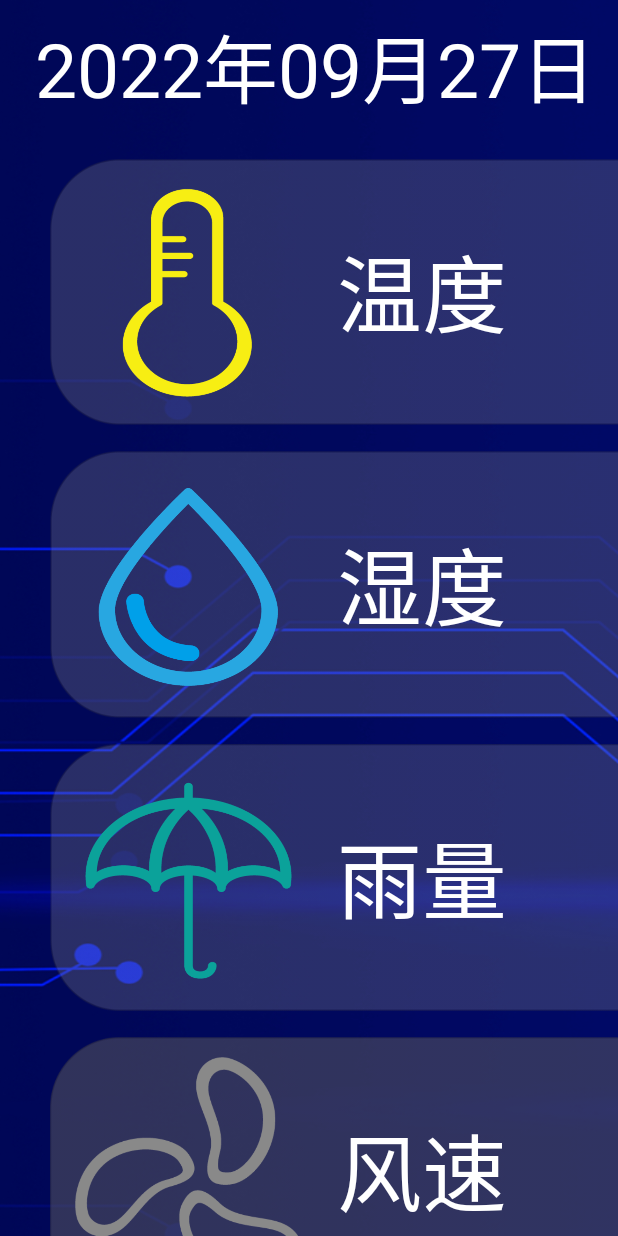
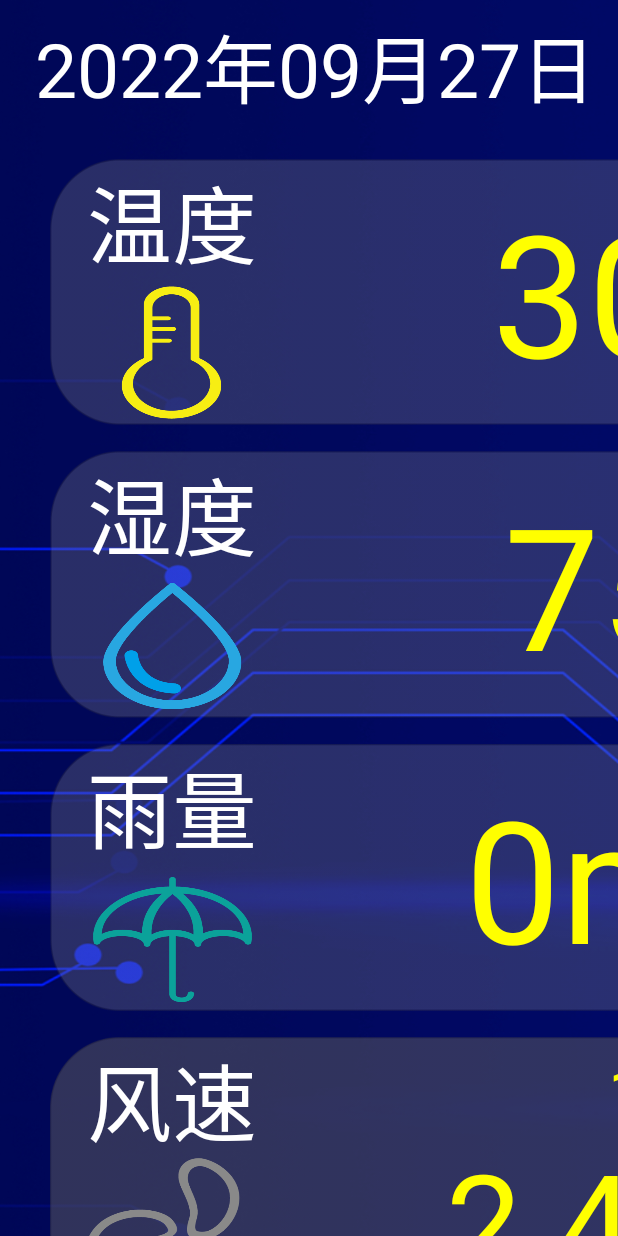
Before and after one commit to Ai-duo/AppEasy, an Android app: the screen it shows after launch (MainActivity), on a phone screen of 412 x 824 dp. Run offline under Robolectric (Android 15) with nearby library versions, the phone set to English and light mode, and no system bars; our stand-ins replace EventBus; Roboto replaces fonts that are not available here; 1 statement that could not run was skipped.

Commit message:
新六要素

```diff
--- a/app/src/main/java/com/kd/appeasy/Elements.java
+++ b/app/src/main/java/com/kd/appeasy/Elements.java
@@ -22,6 +22,7 @@
     String wea;
     String bright;
     int index;
+
     public Elements(String date, String time, String wd, String sd, String fx, String fs, String js, String qy, String njd, String wea, String bright, int index) {
         this.date = date;
         this.time = time;
@@ -37,7 +38,7 @@
         this.index = index;
 
     }
-
+   public String fsdj = "1级";
     public Elements(String wd, String sd, String fx, String fs, String js, String qy) {
         this.wd = wd + "℃";
         this.sd = sd + "%";
@@ -45,6 +46,11 @@
         this.fs = fs + "m/s";
         this.js = js + "mm";
         this.qy = qy + "hPa";
+        float dj = Float.valueOf(fs);
+        if(dj>=1.5){
+           int d =  (int)Math.ceil(dj/1.5);
+          fsdj = d+"级";
+        }
     }
 
     @Override
--- a/app/src/main/java/com/kd/appeasy/MainActivity.java
+++ b/app/src/main/java/com/kd/appeasy/MainActivity.java
@@ -18,7 +18,7 @@
 
 public class MainActivity extends AppCompatActivity {
     Typeface fontFace;
-    TextView time, wd, sd, js, fs, fx, qy;
+    TextView time, wd, sd, js, fs, fx, qy,fsdj;
     MarqueeView wea;
     String info = "金华市气象台2022年09月09日16时发布的天气预报：今天傍晚到夜里多云；明天多云；后天多云到阴。偏东风2～3级；明天早晨最低温度21～23℃，与今天相比偏低1～2℃，明天白天最高温度32～34℃，与今天相比基本持平，后天早晨最低温度20～22℃，后天白天最高温度31～33℃。";
     @Override
@@ -44,6 +44,7 @@
         fx = findViewById(R.id.fx);
         fs = findViewById(R.id.fs);
         qy = findViewById(R.id.qy);
+        fsdj = findViewById(R.id.fsj);
         wea = findViewById(R.id.weatherinfo);
         wea.getPaint().setTypeface(fontFace);
     }
@@ -56,6 +57,7 @@
         fs.setText(elements.fs);
         fx.setText(elements.fx);
         qy.setText(elements.qy);
+        fsdj.setText(elements.fsdj);
     }
     @Subscribe(threadMode = ThreadMode.MAIN)
     public void getWea(String weainfo) {
--- a/app/src/main/res/layout/activity_main.xml
+++ b/app/src/main/res/layout/activity_main.xml
@@ -33,31 +33,40 @@
         android:background="@drawable/b1"
         android:orientation="horizontal">
 
-        <ImageView
+        <LinearLayout
             android:layout_width="0px"
             android:layout_height="match_parent"
-            android:layout_marginLeft="@dimen/iamgepaddingRight"
-            android:layout_marginRight="@dimen/iamgepaddingLeft"
-            android:layout_marginTop="@dimen/iamgepaddingTop"
-            android:layout_marginBottom="@dimen/iamgepaddingBottom"
-            android:layout_weight="1.2"
-            android:scaleType="fitXY"
-            android:src="@drawable/wd" />
+            android:layout_weight="1"
+            android:orientation="vertical">
 
             <TextView
-            android:layout_width="0px"
-            android:layout_height="match_parent"
+                android:layout_width="match_parent"
+                android:layout_height="0px"
                 android:layout_weight="1"
                 android:gravity="center"
                 android:text="温度"
                 android:textColor="#fff"
                 android:textSize="@dimen/textsize" />
 
+            <ImageView
+                android:layout_width="match_parent"
+                android:layout_height="0px"
+                android:layout_marginLeft="@dimen/iamgepaddingRight"
+                android:layout_marginTop="@dimen/iamgepaddingTop"
+                android:layout_marginRight="@dimen/iamgepaddingLeft"
+                android:layout_marginBottom="@dimen/iamgepaddingBottom"
+                android:layout_weight="1.2"
+                android:scaleType="fitXY"
+                android:src="@drawable/wd" />
+
+
+        </LinearLayout>
+
         <TextView
             android:id="@+id/wd"
             android:layout_width="0px"
             android:layout_height="match_parent"
-            android:layout_weight="2.7"
+            android:layout_weight="3"
             android:gravity="center"
             android:text="30℃"
             android:textColor="#ff0"
@@ -79,32 +88,40 @@
         android:background="@drawable/b2"
         android:orientation="horizontal">
 
-        <ImageView
+        <LinearLayout
             android:layout_width="0px"
             android:layout_height="match_parent"
+            android:layout_weight="1"
+            android:orientation="vertical">
+
+            <TextView
+                android:layout_width="match_parent"
+                android:layout_height="0px"
+                android:layout_weight="1"
+                android:gravity="center"
+                android:text="湿度"
+                android:textColor="#fff"
+                android:textSize="@dimen/textsize" />
+
+            <ImageView
+                android:layout_width="match_parent"
+                android:layout_height="0px"
                 android:layout_marginLeft="@dimen/iamgepaddingRight"
+                android:layout_marginTop="@dimen/iamgepaddingTop"
                 android:layout_marginRight="@dimen/iamgepaddingLeft"
-            android:layout_marginTop="@dimen/iamgepaddingTop"
                 android:layout_marginBottom="@dimen/iamgepaddingBottom"
                 android:layout_weight="1.2"
                 android:background="@drawable/sd"
                 android:scaleType="fitXY"
                 android:src="@drawable/sd" />
 
-        <TextView
-            android:layout_width="0px"
-            android:layout_height="match_parent"
-            android:layout_weight="1"
-            android:gravity="center"
-            android:text="湿度"
-            android:textColor="#fff"
-            android:textSize="@dimen/textsize" />
+        </LinearLayout>
 
         <TextView
             android:id="@+id/sd"
             android:layout_width="0px"
             android:layout_height="match_parent"
-            android:layout_weight="2.7"
+            android:layout_weight="3"
             android:gravity="center"
             android:text="75%"
             android:textColor="#ff0"
@@ -125,31 +142,39 @@
         android:background="@drawable/b3"
         android:orientation="horizontal">
 
-        <ImageView
+        <LinearLayout
             android:layout_width="0px"
             android:layout_height="match_parent"
-            android:layout_marginLeft="@dimen/iamgepaddingRight"
-            android:layout_marginRight="@dimen/iamgepaddingLeft"
-            android:layout_marginTop="@dimen/iamgepaddingTop"
-            android:layout_marginBottom="@dimen/iamgepaddingBottom"
-            android:layout_weight="1.2"
-            android:scaleType="fitXY"
-            android:src="@drawable/js" />
+            android:layout_weight="1"
+            android:orientation="vertical">
 
             <TextView
-            android:layout_width="0px"
-            android:layout_height="match_parent"
+                android:layout_width="match_parent"
+                android:layout_height="0px"
                 android:layout_weight="1"
                 android:gravity="center"
                 android:text="雨量"
                 android:textColor="#fff"
                 android:textSize="@dimen/textsize" />
 
+            <ImageView
+                android:layout_width="match_parent"
+                android:layout_height="0px"
+                android:layout_marginLeft="@dimen/iamgepaddingRight"
+                android:layout_marginTop="@dimen/iamgepaddingTop"
+                android:layout_marginRight="@dimen/iamgepaddingLeft"
+                android:layout_marginBottom="@dimen/iamgepaddingBottom"
+                android:layout_weight="1.2"
+                android:scaleType="fitXY"
+                android:src="@drawable/js" />
+
+        </LinearLayout>
+
         <TextView
             android:id="@+id/js"
             android:layout_width="0px"
             android:layout_height="match_parent"
-            android:layout_weight="2.7"
+            android:layout_weight="3"
             android:gravity="center"
             android:text="0mm"
             android:textColor="#ff0"
@@ -170,35 +195,60 @@
         android:background="@drawable/b4"
         android:orientation="horizontal">
 
-        <ImageView
+        <LinearLayout
             android:layout_width="0px"
             android:layout_height="match_parent"
-            android:layout_marginLeft="@dimen/iamgepaddingRight"
-            android:layout_marginRight="@dimen/iamgepaddingLeft"
-            android:layout_marginTop="@dimen/iamgepaddingTop"
-            android:layout_marginBottom="@dimen/iamgepaddingBottom"
-            android:layout_weight="1.2"
-            android:scaleType="fitXY"
-            android:src="@drawable/fs" />
+            android:layout_weight="1"
+            android:orientation="vertical">
 
             <TextView
-            android:layout_width="0px"
-            android:layout_height="match_parent"
+                android:layout_width="match_parent"
+                android:layout_height="0px"
                 android:layout_weight="1"
                 android:gravity="center"
                 android:text="风速"
                 android:textColor="#fff"
                 android:textSize="@dimen/textsize" />
 
+            <ImageView
+                android:layout_width="match_parent"
+                android:layout_height="0px"
+                android:layout_marginLeft="@dimen/iamgepaddingRight"
+                android:layout_marginTop="@dimen/iamgepaddingTop"
+                android:layout_marginRight="@dimen/iamgepaddingLeft"
+                android:layout_marginBottom="@dimen/iamgepaddingBottom"
+                android:layout_weight="1.2"
+                android:scaleType="fitXY"
+                android:src="@drawable/fs" />
+
+        </LinearLayout>
+
+        <LinearLayout
+            android:layout_width="0px"
+            android:layout_height="match_parent"
+            android:layout_weight="3"
+            android:orientation="vertical">
+
+            <TextView
+                android:id="@+id/fsj"
+                android:layout_width="match_parent"
+                android:layout_height="0px"
+                android:layout_weight="1.6"
+                android:gravity="center"
+                android:text="1级"
+                android:textColor="#ff0"
+                android:textSize="70px" />
+
             <TextView
                 android:id="@+id/fs"
-            android:layout_width="0px"
-            android:layout_height="match_parent"
-            android:layout_weight="2.7"
+                android:layout_width="match_parent"
+                android:layout_height="0px"
+                android:layout_weight="3"
                 android:gravity="center"
                 android:text="2.4m/s"
                 android:textColor="#ff0"
-            android:textSize="@dimen/maxsize" />
+                android:textSize="@dimen/otextsize" />
+        </LinearLayout>
     </LinearLayout>
 
     <TextView
@@ -215,35 +265,43 @@
         android:background="@drawable/b5"
         android:orientation="horizontal">
 
-        <ImageView
+        <LinearLayout
             android:layout_width="0px"
             android:layout_height="match_parent"
-            android:layout_marginLeft="@dimen/iamgepaddingRight"
-            android:layout_marginRight="@dimen/iamgepaddingLeft"
-            android:layout_marginTop="@dimen/iamgepaddingTop"
-            android:layout_marginBottom="@dimen/iamgepaddingBottom"
-            android:layout_weight="1.2"
-            android:scaleType="fitXY"
-            android:src="@drawable/fx" />
+            android:layout_weight="1"
+            android:orientation="vertical">
 
             <TextView
-            android:layout_width="0px"
-            android:layout_height="match_parent"
+                android:layout_width="match_parent"
+                android:layout_height="0px"
                 android:layout_weight="1"
                 android:gravity="center"
                 android:text="风向"
                 android:textColor="#fff"
                 android:textSize="@dimen/textsize" />
 
+            <ImageView
+                android:layout_width="match_parent"
+                android:layout_height="0px"
+                android:layout_marginLeft="@dimen/iamgepaddingRight"
+                android:layout_marginTop="@dimen/iamgepaddingTop"
+                android:layout_marginRight="@dimen/iamgepaddingLeft"
+                android:layout_marginBottom="@dimen/iamgepaddingBottom"
+                android:layout_weight="1.2"
+                android:scaleType="fitXY"
+                android:src="@drawable/fx" />
+
+        </LinearLayout>
+
         <TextView
             android:id="@+id/fx"
             android:layout_width="0px"
             android:layout_height="match_parent"
-            android:layout_weight="2.7"
+            android:layout_weight="3"
             android:gravity="center"
             android:text="东偏南风"
             android:textColor="#ff0"
-            android:textSize="@dimen/textsize" />
+            android:textSize="@dimen/otextsize" />
     </LinearLayout>
 
     <TextView
@@ -260,36 +318,44 @@
         android:background="@drawable/b6"
         android:orientation="horizontal">
 
-        <ImageView
-
+        <LinearLayout
             android:layout_width="0px"
             android:layout_height="match_parent"
-            android:layout_marginLeft="@dimen/iamgepaddingRight"
-            android:layout_marginRight="@dimen/iamgepaddingLeft"
-            android:layout_marginTop="@dimen/iamgepaddingTop"
-            android:layout_marginBottom="@dimen/iamgepaddingBottom"
-            android:layout_weight="1.2"
-            android:scaleType="fitXY"
-            android:src="@drawable/qy" />
+            android:layout_weight="1"
+            android:orientation="vertical">
 
             <TextView
-            android:layout_width="0px"
-            android:layout_height="match_parent"
+                android:layout_width="match_parent"
+                android:layout_height="0px"
                 android:layout_weight="1"
                 android:gravity="center"
                 android:text="气压"
                 android:textColor="#fff"
                 android:textSize="@dimen/textsize" />
 
+            <ImageView
+
+                android:layout_width="match_parent"
+                android:layout_height="0px"
+                android:layout_marginLeft="@dimen/iamgepaddingRight"
+                android:layout_marginTop="@dimen/iamgepaddingTop"
+                android:layout_marginRight="@dimen/iamgepaddingLeft"
+                android:layout_marginBottom="@dimen/iamgepaddingBottom"
+                android:layout_weight="1.2"
+                android:scaleType="fitXY"
+                android:src="@drawable/qy" />
+        </LinearLayout>
+
+
         <TextView
             android:id="@+id/qy"
             android:layout_width="0px"
             android:layout_height="match_parent"
-            android:layout_weight="2.7"
+            android:layout_weight="3"
             android:gravity="center"
             android:text="1109hpa"
             android:textColor="#ff0"
-            android:textSize="@dimen/textsize" />
+            android:textSize="@dimen/otextsize" />
     </LinearLayout>
 
     <TextView
@@ -298,13 +364,13 @@
         android:layout_weight="0.2" />
 
     <com.kd.appeasy.MarqueeView
-        android:visibility="gone"
         android:id="@+id/weatherinfo"
         android:layout_width="match_parent"
         android:layout_height="0px"
         android:layout_weight="1"
         android:background="@drawable/ybb"
         android:gravity="center"
+        android:visibility="gone"
         app:marqueeview_repet_type="repet_interval"
         app:marqueeview_text_color="#fff"
         app:marqueeview_text_distance="100"
--- a/app/src/main/res/values/strings.xml
+++ b/app/src/main/res/values/strings.xml
@@ -3,9 +3,10 @@
     <dimen name="paddingleft">50px</dimen>
     <dimen name="paddingright">50px</dimen>
     <dimen name="textsize">85px</dimen>
-    <dimen name="maxsize">90px</dimen>
-    <dimen name="iamgepaddingLeft">25px</dimen>
-    <dimen name="iamgepaddingRight">25px</dimen>
-    <dimen name="iamgepaddingTop">20px</dimen>
-    <dimen name="iamgepaddingBottom">20px</dimen>
+    <dimen name="otextsize">135px</dimen>
+    <dimen name="maxsize">170px</dimen>
+    <dimen name="iamgepaddingLeft">35px</dimen>
+    <dimen name="iamgepaddingRight">35px</dimen>
+    <dimen name="iamgepaddingTop">1px</dimen>
+    <dimen name="iamgepaddingBottom">1px</dimen>
 </resources>
```
Lines whose indentation alone changed are shown as unchanged.
